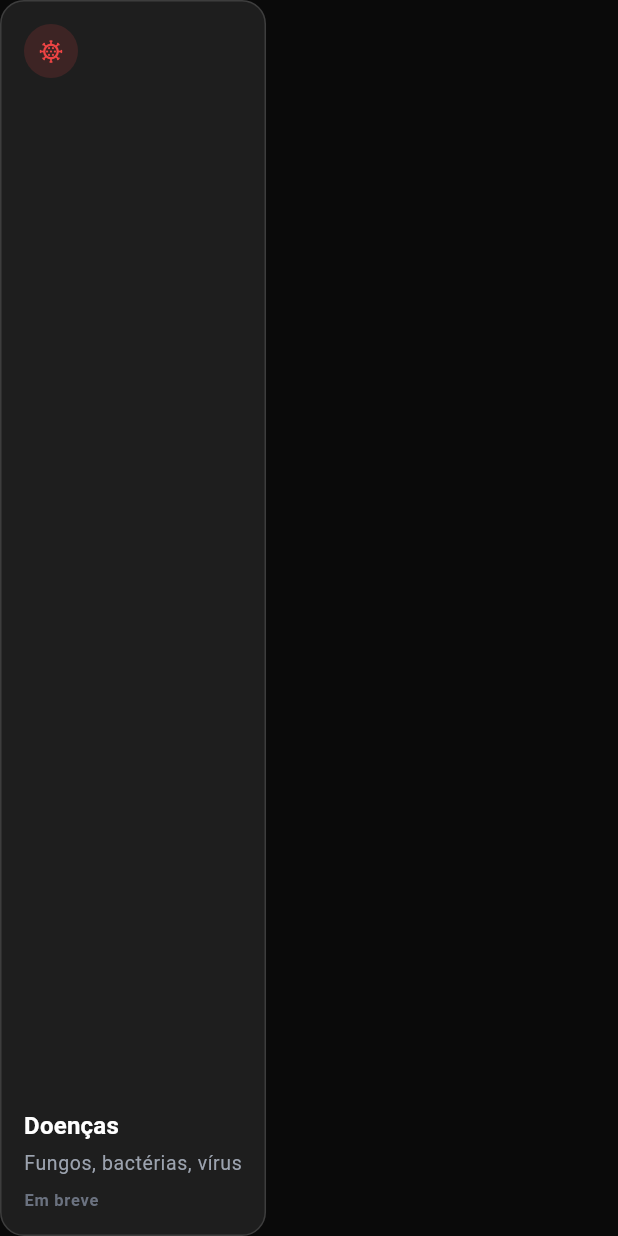
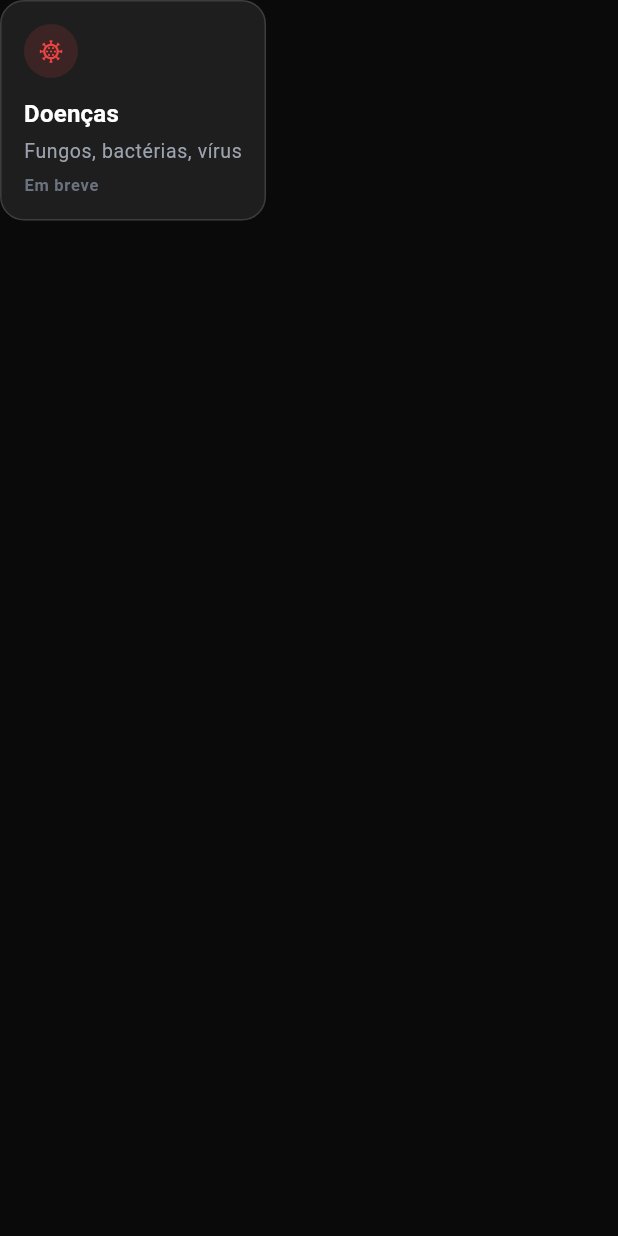
Before and after one commit to AfonsoRaudinei/Mapamental-agro, a Flutter app: the ReferenceGridCard widget shown alone on an empty page, opened directly with empty values, on a phone screen of 412 x 824 dp. Run offline on Flutter 3.47's test engine with Material 3 defaults, Android fonts, the phone set to English and light mode, and no system bars; our stand-ins replace flutter_riverpod, shared_preferences, sqflite; accounts and stored records are empty.

Commit message:
fix(refs): corrige import, overflow do grid e validação flutter
- Corrige path do GoldenBookIcon
- Ajusta layout ReferenceGridCard (sem overflow)
- Substitui activeColor deprecated por activeThumbColor
- Teste ReferencesScreen com scroll e viewport adequado

Co-authored-by: AfonsoRaudinei <AfonsoRaudinei@users.noreply.github.com>

```diff
--- a/agrimind/lib/app/main_shell.dart
+++ b/agrimind/lib/app/main_shell.dart
@@ -109,7 +109,7 @@ class _SettingsTab extends ConsumerWidget {
             style: TextStyle(color: AppColors.onSurfaceMuted),
           ),
           value: theme.isDark,
-          activeColor: AppColors.primary,
+          activeThumbColor: AppColors.primary,
           onChanged: (v) => ref
               .read(themeProvider.notifier)
               .setTheme(v ? AppTheme.darkBlack : AppTheme.light),
--- a/agrimind/lib/features/references/presentation/references_screen.dart
+++ b/agrimind/lib/features/references/presentation/references_screen.dart
@@ -37,7 +37,7 @@ class ReferencesScreen extends StatelessWidget {
             physics: const NeverScrollableScrollPhysics(),
             mainAxisSpacing: 12,
             crossAxisSpacing: 12,
-            childAspectRatio: 1.05,
+            childAspectRatio: 0.98,
             children: [
               for (final kind in _gridKinds)
                 ReferenceGridCard(
--- a/agrimind/lib/features/references/presentation/widgets/golden_book_icon.dart
+++ b/agrimind/lib/features/references/presentation/widgets/golden_book_icon.dart
@@ -1,6 +1,6 @@
 import 'package:flutter/material.dart';
 
-import '../../../core/theme/app_colors.dart';
+import '../../../../core/theme/app_colors.dart';
 
 /// Ícone de livro dourado — referência técnica (Circular fungicidas).
 /// Reutilizável no Plano (estádios) e na aba Referências.
--- a/agrimind/lib/features/references/presentation/widgets/reference_grid_card.dart
+++ b/agrimind/lib/features/references/presentation/widgets/reference_grid_card.dart
@@ -23,15 +23,18 @@ class ReferenceGridCard extends StatelessWidget {
       padding: const EdgeInsets.all(16),
       child: Column(
         crossAxisAlignment: CrossAxisAlignment.start,
+        mainAxisSize: MainAxisSize.min,
         children: [
           _CategoryIcon(kind: kind),
-          const Spacer(),
+          const SizedBox(height: 12),
           Text(
             kind.title,
             style: Theme.of(context).textTheme.titleMedium?.copyWith(
                   color: AppColors.onSurface,
                   fontWeight: FontWeight.w700,
                 ),
+            maxLines: 1,
+            overflow: TextOverflow.ellipsis,
           ),
           const SizedBox(height: 4),
           Text(
@@ -44,7 +47,7 @@ class ReferenceGridCard extends StatelessWidget {
             overflow: TextOverflow.ellipsis,
           ),
           if (!available) ...[
-            const SizedBox(height: 8),
+            const SizedBox(height: 6),
             Text(
               'Em breve',
               style: Theme.of(context).textTheme.labelSmall?.copyWith(
```
Also changed, not shown: agrimind/pubspec.lock, 1 other file.
